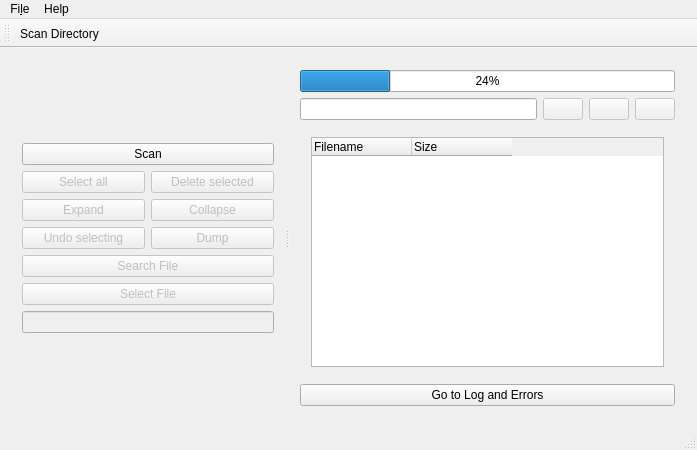
The window that copies_window/mainwindow.ui (Timoniche/FileUtilities) describes before a commit, drawn with Qt 5.
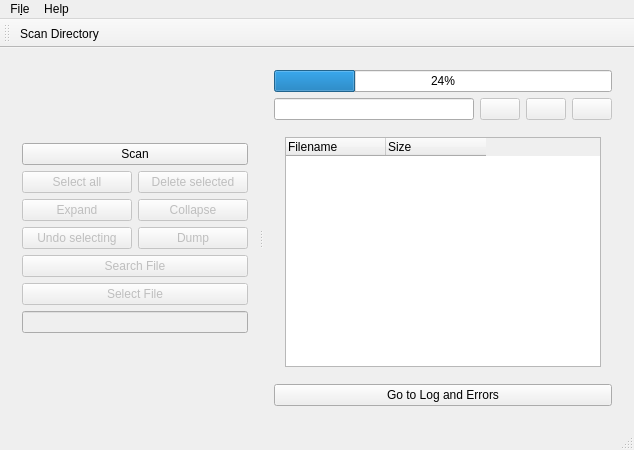
The same window after the commit.

The edit to the form file:
```diff
--- a/copies_window/mainwindow.ui
+++ b/copies_window/mainwindow.ui
@@ -6,7 +6,7 @@
    <rect>
     <x>0</x>
     <y>0</y>
-    <width>697</width>
+    <width>634</width>
     <height>450</height>
    </rect>
   </property>
@@ -174,11 +174,14 @@
         </item>
         <item>
          <layout class="QHBoxLayout" name="horizontalLayout">
+          <property name="sizeConstraint">
+           <enum>QLayout::SetDefaultConstraint</enum>
+          </property>
           <item>
            <widget class="QLineEdit" name="lineEdit">
             <property name="maximumSize">
              <size>
-              <width>263</width>
+              <width>16777215</width>
               <height>16777215</height>
              </size>
             </property>
@@ -189,6 +192,12 @@
             <property name="enabled">
              <bool>false</bool>
             </property>
+            <property name="minimumSize">
+             <size>
+              <width>31</width>
+              <height>16</height>
+             </size>
+            </property>
             <property name="text">
              <string/>
             </property>
@@ -199,6 +208,12 @@
             <property name="enabled">
              <bool>false</bool>
             </property>
+            <property name="minimumSize">
+             <size>
+              <width>31</width>
+              <height>16</height>
+             </size>
+            </property>
             <property name="text">
              <string/>
             </property>
@@ -209,6 +224,12 @@
             <property name="enabled">
              <bool>false</bool>
             </property>
+            <property name="minimumSize">
+             <size>
+              <width>31</width>
+              <height>16</height>
+             </size>
+            </property>
             <property name="text">
              <string/>
             </property>
@@ -272,7 +293,7 @@
     <rect>
      <x>0</x>
      <y>0</y>
-     <width>697</width>
+     <width>634</width>
      <height>17</height>
     </rect>
    </property>
```
Left out of the diff: 2 changed lines with no effect on the pictures.
